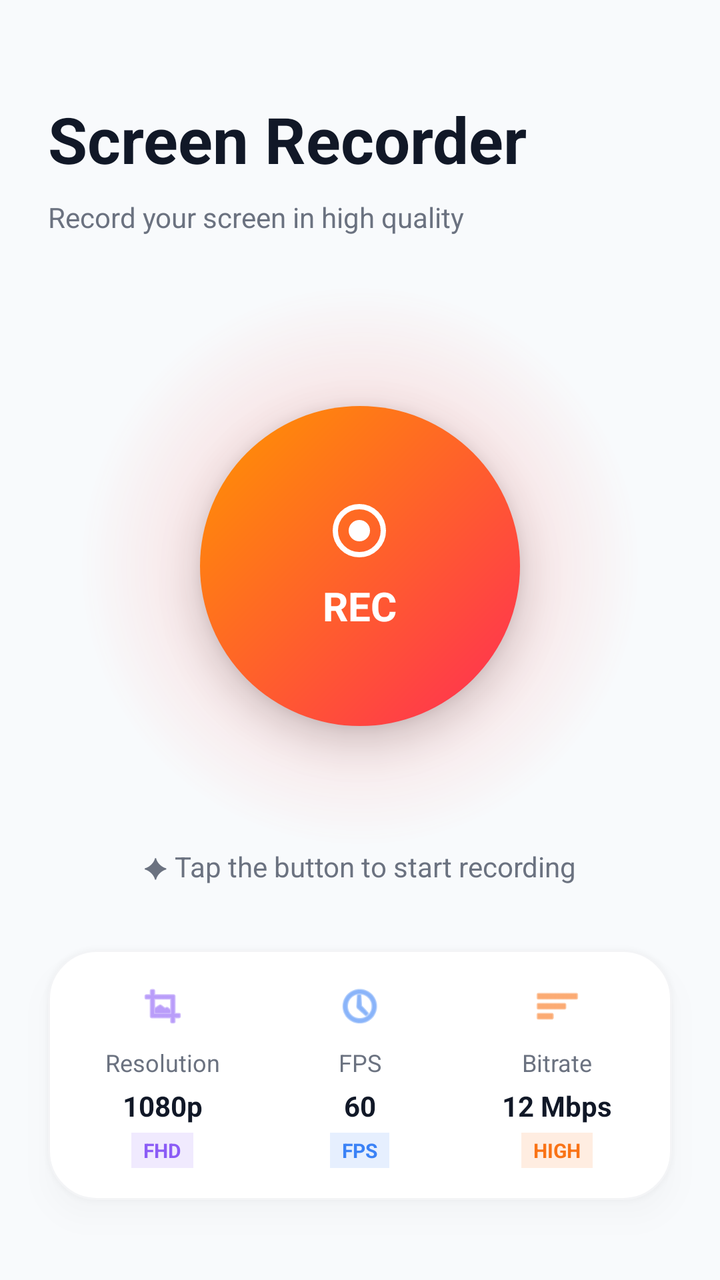
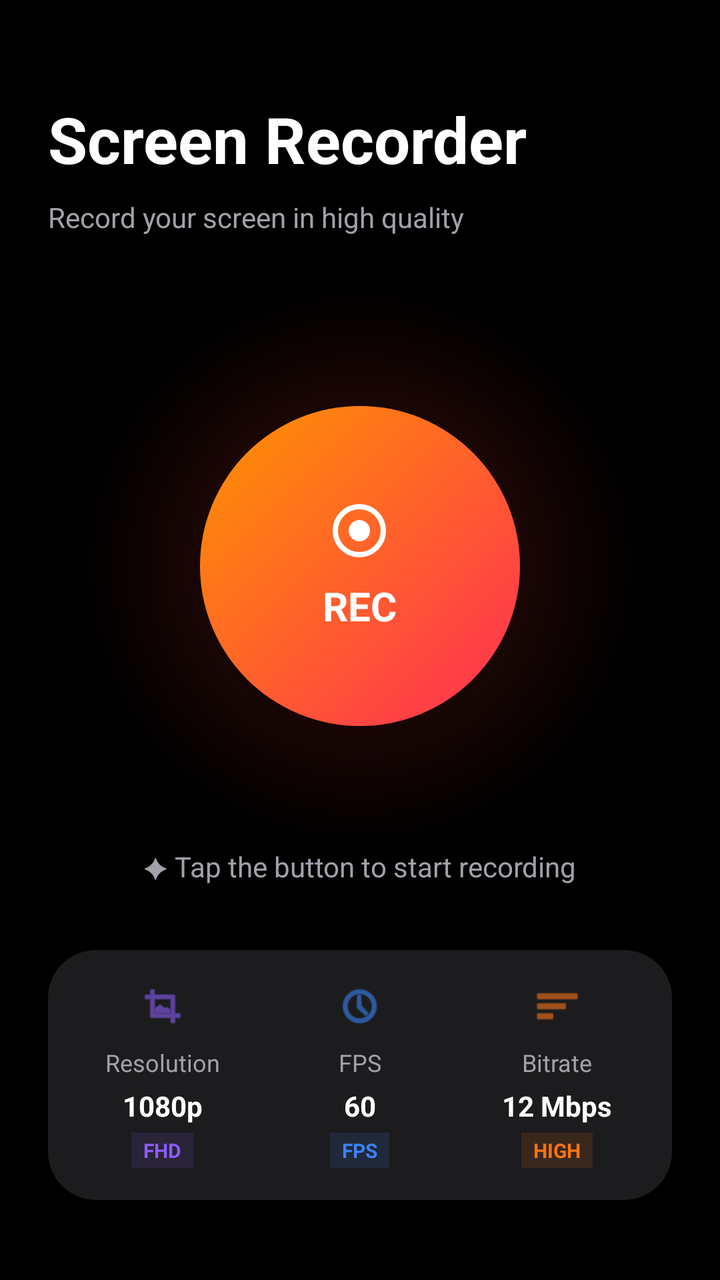

Two renders of the same Android screen: before a commit and after it. Below are the layout's source before the change and the commit's diff.
<!-- AndroidManifest.xml: application theme Theme.ScreenRecorder -->
<!-- res/layout/fragment_record.xml -->
<?xml version="1.0" encoding="utf-8"?>
<androidx.constraintlayout.widget.ConstraintLayout xmlns:android="http://schemas.android.com/apk/res/android"
    xmlns:app="http://schemas.android.com/apk/res-auto"
    android:layout_width="match_parent"
    android:layout_height="match_parent"
    android:background="#F8FAFC">

    
    <TextView
        android:id="@+id/txt_title"
        android:layout_width="wrap_content"
        android:layout_height="wrap_content"
        android:text="Screen Recorder"
        android:textColor="#111827"
        android:textSize="32sp"
        android:textStyle="bold"
        android:layout_marginStart="24dp"
        android:layout_marginTop="48dp"
        app:layout_constraintTop_toTopOf="parent"
        app:layout_constraintStart_toStartOf="parent" />

    <TextView
        android:id="@+id/txt_subtitle"
        android:layout_width="wrap_content"
        android:layout_height="wrap_content"
        android:text="Record your screen in high quality"
        android:textColor="#6B7280"
        android:textSize="14sp"
        android:layout_marginStart="24dp"
        android:layout_marginTop="8dp"
        app:layout_constraintTop_toBottomOf="@id/txt_title"
        app:layout_constraintStart_toStartOf="parent" />

    
    <FrameLayout
        android:id="@+id/rec_halo"
        android:layout_width="280dp"
        android:layout_height="280dp"
        android:background="@drawable/bg_halo_gradient"
        app:layout_constraintTop_toBottomOf="@id/txt_title"
        app:layout_constraintBottom_toTopOf="@id/stats_row_container"
        app:layout_constraintStart_toStartOf="parent"
        app:layout_constraintEnd_toEndOf="parent">

        <View
            android:id="@+id/rec_ripple"
            android:layout_width="140dp"
            android:layout_height="140dp"
            android:layout_gravity="center"
            android:background="@drawable/bg_ripple_circle" />

        <FrameLayout
            android:id="@+id/btn_record"
            android:layout_width="160dp"
            android:layout_height="160dp"
            android:layout_gravity="center"
            android:background="@drawable/bg_rec_btn_gradient"
            android:elevation="12dp">
            <LinearLayout
                android:layout_width="wrap_content"
                android:layout_height="wrap_content"
                android:layout_gravity="center"
                android:orientation="vertical"
                android:gravity="center">
                <View
                    android:id="@+id/rec_circle"
                    android:layout_width="32dp"
                    android:layout_height="32dp"
                    android:background="@drawable/ic_record_circle" />
                <TextView
                    android:id="@+id/txt_rec"
                    android:layout_width="wrap_content"
                    android:layout_height="wrap_content"
                    android:text="REC"
                    android:textColor="#FFFFFF"
                    android:textSize="20sp"
                    android:textStyle="bold"
                    android:layout_marginTop="8dp" />
            </LinearLayout>
        </FrameLayout>
    </FrameLayout>

    <TextView
        android:id="@+id/txt_status"
        android:layout_width="wrap_content"
        android:layout_height="wrap_content"
        android:text="✦ Tap the button to start recording"
        android:textColor="#6B7280"
        android:textSize="14sp"
        android:layout_marginBottom="32dp"
        app:layout_constraintBottom_toTopOf="@id/stats_row_container"
        app:layout_constraintStart_toStartOf="parent"
        app:layout_constraintEnd_toEndOf="parent" />

    
    <LinearLayout
        android:id="@+id/stats_row_container"
        android:layout_width="match_parent"
        android:layout_height="wrap_content"
        android:orientation="horizontal"
        android:layout_marginHorizontal="24dp"
        android:layout_marginBottom="40dp"
        android:background="@drawable/bg_stats_light"
        android:paddingVertical="16dp"
        android:paddingHorizontal="8dp"
        android:elevation="8dp"
        android:outlineSpotShadowColor="#20000000"
        app:layout_constraintBottom_toBottomOf="parent">

        
        <LinearLayout
            android:layout_width="0dp"
            android:layout_weight="1"
            android:layout_height="wrap_content"
            android:orientation="vertical"
            android:gravity="center">
            <ImageView
                android:layout_width="24dp"
                android:layout_height="24dp"
                android:src="@android:drawable/ic_menu_crop"
                app:tint="#8B5CF6"
                android:layout_marginBottom="8dp"/>
            <TextView android:layout_width="wrap_content" android:layout_height="wrap_content" android:text="Resolution" android:textColor="#6B7280" android:textSize="12sp" />
            <TextView android:id="@+id/stat_res" android:layout_width="wrap_content" android:layout_height="wrap_content" android:text="1080p" android:textColor="#111827" android:textSize="14sp" android:textStyle="bold" android:layout_marginTop="4dp"/>
            <TextView android:id="@+id/stat_res_badge" android:layout_width="wrap_content" android:layout_height="wrap_content" android:text="FHD" android:textColor="#8B5CF6" android:background="#208B5CF6" android:paddingHorizontal="6dp" android:paddingVertical="2dp" android:textSize="10sp" android:layout_marginTop="4dp" android:textStyle="bold"/>
        </LinearLayout>

        
        <LinearLayout
            android:layout_width="0dp"
            android:layout_weight="1"
            android:layout_height="wrap_content"
            android:orientation="vertical"
            android:gravity="center">
            <ImageView
                android:layout_width="24dp"
                android:layout_height="24dp"
                android:src="@android:drawable/ic_menu_recent_history"
                app:tint="#3B82F6"
                android:layout_marginBottom="8dp"/>
            <TextView android:layout_width="wrap_content" android:layout_height="wrap_content" android:text="FPS" android:textColor="#6B7280" android:textSize="12sp" />
            <TextView android:id="@+id/stat_fps" android:layout_width="wrap_content" android:layout_height="wrap_content" android:text="60" android:textColor="#111827" android:textSize="14sp" android:textStyle="bold" android:layout_marginTop="4dp"/>
            <TextView android:id="@+id/stat_fps_badge" android:layout_width="wrap_content" android:layout_height="wrap_content" android:text="FPS" android:textColor="#3B82F6" android:background="#203B82F6" android:paddingHorizontal="6dp" android:paddingVertical="2dp" android:textSize="10sp" android:layout_marginTop="4dp" android:textStyle="bold"/>
        </LinearLayout>

        
        <LinearLayout
            android:layout_width="0dp"
            android:layout_weight="1"
            android:layout_height="wrap_content"
            android:orientation="vertical"
            android:gravity="center">
            <ImageView
                android:layout_width="24dp"
                android:layout_height="24dp"
                android:src="@android:drawable/ic_menu_sort_by_size"
                app:tint="#F97316"
                android:layout_marginBottom="8dp"/>
            <TextView android:layout_width="wrap_content" android:layout_height="wrap_content" android:text="Bitrate" android:textColor="#6B7280" android:textSize="12sp" />
            <TextView android:id="@+id/stat_bit" android:layout_width="wrap_content" android:layout_height="wrap_content" android:text="12 Mbps" android:textColor="#111827" android:textSize="14sp" android:textStyle="bold" android:layout_marginTop="4dp"/>
            <TextView android:id="@+id/stat_bit_badge" android:layout_width="wrap_content" android:layout_height="wrap_content" android:text="HIGH" android:textColor="#F97316" android:background="#20F97316" android:paddingHorizontal="6dp" android:paddingVertical="2dp" android:textSize="10sp" android:layout_marginTop="4dp" android:textStyle="bold"/>
        </LinearLayout>
    </LinearLayout>

    
    <LinearLayout
        android:id="@+id/btn_mic"
        android:layout_width="wrap_content"
        android:layout_height="wrap_content"
        android:visibility="gone" />

    
    <TextView
        android:id="@+id/txt_countdown"
        android:layout_width="match_parent"
        android:layout_height="match_parent"
        android:gravity="center"
        android:text="3"
        android:textColor="#FFFFFF"
        android:textSize="120sp"
        android:textStyle="bold"
        android:background="#99000000"
        android:visibility="gone"
        app:layout_constraintTop_toTopOf="parent"
        app:layout_constraintBottom_toBottomOf="parent"
        app:layout_constraintStart_toStartOf="parent"
        app:layout_constraintEnd_toEndOf="parent"
        android:elevation="20dp"/>
</androidx.constraintlayout.widget.ConstraintLayout>
<!-- resources referenced by this layout -->
<resources>
  <!-- drawable bg_halo_gradient (drawable) -->
  <?xml version="1.0" encoding="utf-8"?>
  <shape xmlns:android="http://schemas.android.com/apk/res/android"
      android:shape="oval">
      <gradient
          android:type="radial"
          android:gradientRadius="140dp"
          android:startColor="#40FF3B30"
          android:endColor="#00FF3B30"
          android:centerX="0.5"
          android:centerY="0.5" />
  </shape>
  <!-- drawable bg_rec_btn_gradient (drawable) -->
  <?xml version="1.0" encoding="utf-8"?>
  <shape xmlns:android="http://schemas.android.com/apk/res/android"
      android:shape="oval">
      <gradient
          android:type="linear"
          android:angle="135"
          android:startColor="#FF2D55"
          android:endColor="#FF9500" />
  </shape>
  <!-- drawable bg_ripple_circle (drawable) -->
  <?xml version="1.0" encoding="utf-8"?>
  <shape xmlns:android="http://schemas.android.com/apk/res/android"
      android:shape="oval">
      <stroke android:width="4dp" android:color="#80FF2D55" />
  </shape>
  <!-- drawable bg_stats_light (drawable) -->
  <?xml version="1.0" encoding="utf-8"?>
  <shape xmlns:android="http://schemas.android.com/apk/res/android"
      android:shape="rectangle">
      <corners android:radius="24dp" />
      <solid android:color="#FFFFFF" />
      <stroke android:width="1dp" android:color="#F3F4F6" />
  </shape>
  <!-- drawable ic_record_circle (drawable) -->
  <vector xmlns:android="http://schemas.android.com/apk/res/android"
      android:width="24dp"
      android:height="24dp"
      android:viewportWidth="24.0"
      android:viewportHeight="24.0">
      <path
          android:fillColor="#00000000"
          android:pathData="M12,12m-9,0a9,9 0,1 1,18 0a9,9 0,1 1,-18 0"
          android:strokeWidth="2"
          android:strokeColor="#FFFFFF"/>
      <path
          android:fillColor="#FFFFFF"
          android:pathData="M12,12m-4,0a4,4 0,1 1,8 0a4,4 0,1 1,-8 0"/>
  </vector>
  <style name="Theme.ScreenRecorder" parent="Theme.MaterialComponents.DayNight.NoActionBar">
          <item name="colorPrimary">@color/blue_ios</item>
          <item name="colorPrimaryDark">@color/black</item>
          <item name="colorAccent">@color/red_record</item>
          <item name="android:windowBackground">@color/black</item>
          <item name="android:navigationBarColor">@color/black</item>
          <item name="android:statusBarColor">@color/black</item>
          <item name="android:textColorPrimary">@color/white</item>
      </style>
  <color name="blue_ios">#0A84FF</color>
  <color name="black">#000000</color>
  <color name="red_record">#FF3B30</color>
  <color name="white">#FFFFFF</color>
</resources>

<!-- the commit's change to res/layout/fragment_record.xml (unified diff, before → after) -->
@@ -3,7 +3,7 @@
     xmlns:app="http://schemas.android.com/apk/res-auto"
     android:layout_width="match_parent"
     android:layout_height="match_parent"
-    android:background="#F8FAFC">
+    android:background="#000000">
 
     
     <TextView
@@ -11,7 +11,7 @@
         android:layout_width="wrap_content"
         android:layout_height="wrap_content"
         android:text="Screen Recorder"
-        android:textColor="#111827"
+        android:textColor="#FFFFFF"
         android:textSize="32sp"
         android:textStyle="bold"
         android:layout_marginStart="24dp"
@@ -24,7 +24,7 @@
         android:layout_width="wrap_content"
         android:layout_height="wrap_content"
         android:text="Record your screen in high quality"
-        android:textColor="#6B7280"
+        android:textColor="#A1A1AA"
         android:textSize="14sp"
         android:layout_marginStart="24dp"
         android:layout_marginTop="8dp"
@@ -85,7 +85,7 @@
         android:layout_width="wrap_content"
         android:layout_height="wrap_content"
         android:text="✦ Tap the button to start recording"
-        android:textColor="#6B7280"
+        android:textColor="#A1A1AA"
         android:textSize="14sp"
         android:layout_marginBottom="32dp"
         app:layout_constraintBottom_toTopOf="@id/stats_row_container"
@@ -100,11 +100,11 @@
         android:orientation="horizontal"
         android:layout_marginHorizontal="24dp"
         android:layout_marginBottom="40dp"
-        android:background="@drawable/bg_stats_light"
+        android:background="@drawable/bg_stats_dark"
         android:paddingVertical="16dp"
         android:paddingHorizontal="8dp"
-        android:elevation="8dp"
-        android:outlineSpotShadowColor="#20000000"
+        android:elevation="0dp"
+        android:outlineSpotShadowColor="#00000000"
         app:layout_constraintBottom_toBottomOf="parent">
 
         
@@ -120,8 +120,8 @@
                 android:src="@android:drawable/ic_menu_crop"
                 app:tint="#8B5CF6"
                 android:layout_marginBottom="8dp"/>
-            <TextView android:layout_width="wrap_content" android:layout_height="wrap_content" android:text="Resolution" android:textColor="#6B7280" android:textSize="12sp" />
-            <TextView android:id="@+id/stat_res" android:layout_width="wrap_content" android:layout_height="wrap_content" android:text="1080p" android:textColor="#111827" android:textSize="14sp" android:textStyle="bold" android:layout_marginTop="4dp"/>
+            <TextView android:layout_width="wrap_content" android:layout_height="wrap_content" android:text="Resolution" android:textColor="#A1A1AA" android:textSize="12sp" />
+            <TextView android:id="@+id/stat_res" android:layout_width="wrap_content" android:layout_height="wrap_content" android:text="1080p" android:textColor="#FFFFFF" android:textSize="14sp" android:textStyle="bold" android:layout_marginTop="4dp"/>
             <TextView android:id="@+id/stat_res_badge" android:layout_width="wrap_content" android:layout_height="wrap_content" android:text="FHD" android:textColor="#8B5CF6" android:background="#208B5CF6" android:paddingHorizontal="6dp" android:paddingVertical="2dp" android:textSize="10sp" android:layout_marginTop="4dp" android:textStyle="bold"/>
         </LinearLayout>
 
@@ -138,8 +138,8 @@
                 android:src="@android:drawable/ic_menu_recent_history"
                 app:tint="#3B82F6"
                 android:layout_marginBottom="8dp"/>
-            <TextView android:layout_width="wrap_content" android:layout_height="wrap_content" android:text="FPS" android:textColor="#6B7280" android:textSize="12sp" />
-            <TextView android:id="@+id/stat_fps" android:layout_width="wrap_content" android:layout_height="wrap_content" android:text="60" android:textColor="#111827" android:textSize="14sp" android:textStyle="bold" android:layout_marginTop="4dp"/>
+            <TextView android:layout_width="wrap_content" android:layout_height="wrap_content" android:text="FPS" android:textColor="#A1A1AA" android:textSize="12sp" />
+            <TextView android:id="@+id/stat_fps" android:layout_width="wrap_content" android:layout_height="wrap_content" android:text="60" android:textColor="#FFFFFF" android:textSize="14sp" android:textStyle="bold" android:layout_marginTop="4dp"/>
             <TextView android:id="@+id/stat_fps_badge" android:layout_width="wrap_content" android:layout_height="wrap_content" android:text="FPS" android:textColor="#3B82F6" android:background="#203B82F6" android:paddingHorizontal="6dp" android:paddingVertical="2dp" android:textSize="10sp" android:layout_marginTop="4dp" android:textStyle="bold"/>
         </LinearLayout>
 
@@ -156,8 +156,8 @@
                 android:src="@android:drawable/ic_menu_sort_by_size"
                 app:tint="#F97316"
                 android:layout_marginBottom="8dp"/>
-            <TextView android:layout_width="wrap_content" android:layout_height="wrap_content" android:text="Bitrate" android:textColor="#6B7280" android:textSize="12sp" />
-            <TextView android:id="@+id/stat_bit" android:layout_width="wrap_content" android:layout_height="wrap_content" android:text="12 Mbps" android:textColor="#111827" android:textSize="14sp" android:textStyle="bold" android:layout_marginTop="4dp"/>
+            <TextView android:layout_width="wrap_content" android:layout_height="wrap_content" android:text="Bitrate" android:textColor="#A1A1AA" android:textSize="12sp" />
+            <TextView android:id="@+id/stat_bit" android:layout_width="wrap_content" android:layout_height="wrap_content" android:text="12 Mbps" android:textColor="#FFFFFF" android:textSize="14sp" android:textStyle="bold" android:layout_marginTop="4dp"/>
             <TextView android:id="@+id/stat_bit_badge" android:layout_width="wrap_content" android:layout_height="wrap_content" android:text="HIGH" android:textColor="#F97316" android:background="#20F97316" android:paddingHorizontal="6dp" android:paddingVertical="2dp" android:textSize="10sp" android:layout_marginTop="4dp" android:textStyle="bold"/>
         </LinearLayout>
     </LinearLayout>
<!-- resource entries referenced after the edit -->
@@ -28,13 +28,12 @@
       android:shape="oval">
       <stroke android:width="4dp" android:color="#80FF2D55" />
   </shape>
-  <!-- drawable bg_stats_light (drawable) -->
+  <!-- drawable bg_stats_dark (drawable) -->
   <?xml version="1.0" encoding="utf-8"?>
   <shape xmlns:android="http://schemas.android.com/apk/res/android"
       android:shape="rectangle">
       <corners android:radius="24dp" />
-      <solid android:color="#FFFFFF" />
-      <stroke android:width="1dp" android:color="#F3F4F6" />
+      <solid android:color="#1C1C1E" />
   </shape>
   <!-- drawable ic_record_circle (drawable) -->
   <vector xmlns:android="http://schemas.android.com/apk/res/android"
